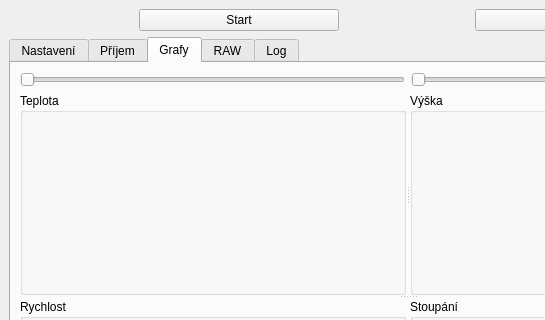
Qt form rs41/sounding_sonde/sounding_tracker/mainwindow.ui (tom2238/radiosonde_hacking) before a commit; both pictures show x 0 to 545 and y 0 to 320 of the 816 by 562 pixel window.
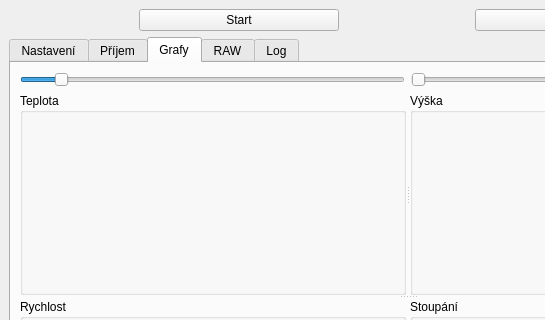
The same form after that commit. Custom widgets are drawn as their Qt base class.

Commit message: Add ploting into graphs

Diff of the .ui file:
```diff
--- a/rs41/sounding_sonde/sounding_tracker/mainwindow.ui
+++ b/rs41/sounding_sonde/sounding_tracker/mainwindow.ui
@@ -718,7 +718,22 @@
           <item row="0" column="0">
            <layout class="QHBoxLayout" name="horizontalLayout_3">
             <item>
-             <widget class="QSlider" name="horizontalSlider_2">
+             <widget class="QSlider" name="HS_timeSelect">
+              <property name="minimum">
+               <number>300</number>
+              </property>
+              <property name="maximum">
+               <number>3600</number>
+              </property>
+              <property name="singleStep">
+               <number>60</number>
+              </property>
+              <property name="pageStep">
+               <number>600</number>
+              </property>
+              <property name="value">
+               <number>600</number>
+              </property>
               <property name="orientation">
                <enum>Qt::Horizontal</enum>
               </property>
```
Left out of the diff: 12 changed lines with no effect on the pictures. The commit also changes 2 other files.
